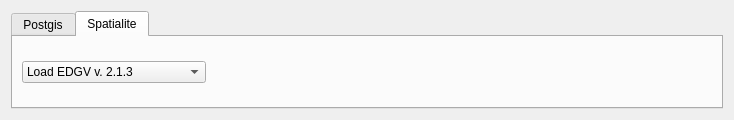
Qt form CustomWidgets/customServerConnectionWidget.ui (dsgoficial/DsgTools) before a commit.
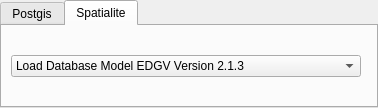
The same form after that commit. The open tabs and pages were chosen to show the change. Custom widgets are drawn as their Qt base class.

Diff of the .ui file:
```diff
--- a/CustomWidgets/customServerConnectionWidget.ui
+++ b/CustomWidgets/customServerConnectionWidget.ui
@@ -6,16 +6,39 @@
    <rect>
     <x>0</x>
     <y>0</y>
-    <width>734</width>
-    <height>120</height>
+    <width>378</width>
+    <height>108</height>
    </rect>
   </property>
   <property name="windowTitle">
    <string>Manage Databases from a Server</string>
   </property>
   <layout class="QGridLayout" name="gridLayout_2">
+   <property name="margin">
+    <number>0</number>
+   </property>
    <item row="0" column="0">
     <widget class="QTabWidget" name="serverConnectionTab">
+     <property name="sizePolicy">
+      <sizepolicy hsizetype="Preferred" vsizetype="Preferred">
+       <horstretch>0</horstretch>
+       <verstretch>0</verstretch>
+      </sizepolicy>
+     </property>
+     <property name="font">
+      <font>
+       <weight>50</weight>
+       <italic>false</italic>
+       <bold>false</bold>
+       <underline>false</underline>
+       <strikeout>false</strikeout>
+       <stylestrategy>PreferDefault</stylestrategy>
+       <kerning>true</kerning>
+      </font>
+     </property>
+     <property name="tabShape">
+      <enum>QTabWidget::Rounded</enum>
+     </property>
      <property name="currentIndex">
       <number>0</number>
      </property>
@@ -75,49 +98,56 @@
        <string>Spatialite</string>
       </attribute>
       <layout class="QGridLayout" name="gridLayout_3">
-       <item row="0" column="0" colspan="2">
-        <widget class="SelectFileWidget" name="customFileSelector" native="true"/>
+       <item row="3" column="0">
+        <widget class="CustomSelector" name="spatialiteCustomSelector" native="true">
+         <property name="sizePolicy">
+          <sizepolicy hsizetype="MinimumExpanding" vsizetype="Preferred">
+           <horstretch>0</horstretch>
+           <verstretch>0</verstretch>
+          </sizepolicy>
+         </property>
+        </widget>
        </item>
-       <item row="1" column="0">
+       <item row="0" column="0">
+        <widget class="SelectFileWidget" name="customFileSelector" native="true">
+         <property name="sizePolicy">
+          <sizepolicy hsizetype="MinimumExpanding" vsizetype="Preferred">
+           <horstretch>0</horstretch>
+           <verstretch>0</verstretch>
+          </sizepolicy>
+         </property>
+        </widget>
+       </item>
+       <item row="2" column="0">
         <widget class="QComboBox" name="spatialiteEdgvComboFilter">
          <property name="sizePolicy">
-          <sizepolicy hsizetype="MinimumExpanding" vsizetype="Fixed">
+          <sizepolicy hsizetype="Fixed" vsizetype="Fixed">
            <horstretch>0</horstretch>
            <verstretch>0</verstretch>
           </sizepolicy>
          </property>
-         <item>
-          <property name="text">
-           <string>Load EDGV v. 2.1.3</string>
-          </property>
-         </item>
-         <item>
-          <property name="text">
-           <string>Load EDGV v. FTer_2a_Ed</string>
-          </property>
-         </item>
-         <item>
-          <property name="text">
-           <string>Load Non EDGV</string>
-          </property>
-         </item>
-        </widget>
-       </item>
-       <item row="1" column="1">
-        <spacer name="horizontalSpacer_2">
-         <property name="orientation">
-          <enum>Qt::Horizontal</enum>
-         </property>
-         <property name="sizeHint" stdset="0">
+         <property name="minimumSize">
           <size>
-           <width>500</width>
-           <height>20</height>
+           <width>350</width>
+           <height>0</height>
           </size>
          </property>
-        </spacer>
-       </item>
-       <item row="2" column="0" colspan="2">
-        <widget class="CustomSelector" name="spatialiteCustomSelector" native="true"/>
+         <item>
+          <property name="text">
+           <string>Load Database Model EDGV Version 2.1.3</string>
+          </property>
+         </item>
+         <item>
+          <property name="text">
+           <string>Load Database Model EDGV Version FTer_2a_Ed</string>
+          </property>
+         </item>
+         <item>
+          <property name="text">
+           <string>Load Other Database Models</string>
+          </property>
+         </item>
+        </widget>
        </item>
       </layout>
      </widget>
@@ -126,18 +156,18 @@
   </layout>
  </widget>
  <customwidgets>
-  <customwidget>
-   <class>ExploreServerWidget</class>
-   <extends>QWidget</extends>
-   <header>DsgTools.CustomWidgets.exploreServerWidget.h</header>
-   <container>1</container>
-  </customwidget>
   <customwidget>
    <class>CustomSelector</class>
    <extends>QWidget</extends>
    <header>DsgTools.CustomWidgets.customSelector.h</header>
    <container>1</container>
   </customwidget>
+  <customwidget>
+   <class>ExploreServerWidget</class>
+   <extends>QWidget</extends>
+   <header>DsgTools.CustomWidgets.exploreServerWidget.h</header>
+   <container>1</container>
+  </customwidget>
   <customwidget>
    <class>SelectFileWidget</class>
    <extends>QWidget</extends>
```
Left out of the diff: 67 changed lines with no effect on the pictures.
